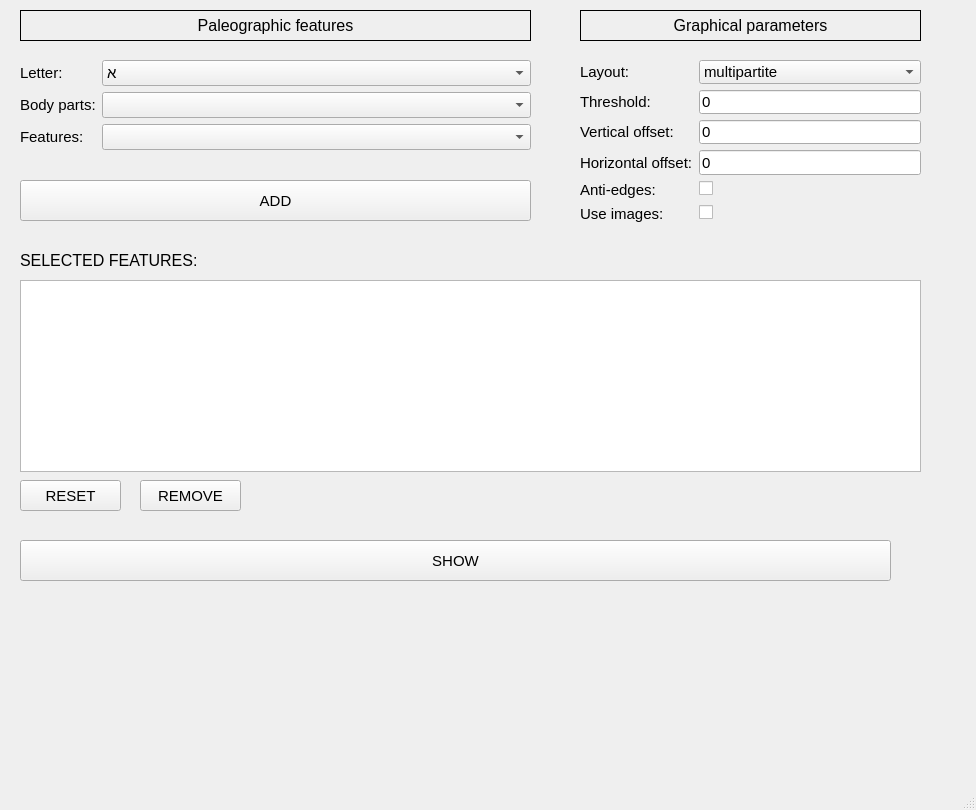
Eythan31/paleographic-networks, file SPARK-app.ui: the form before one commit.
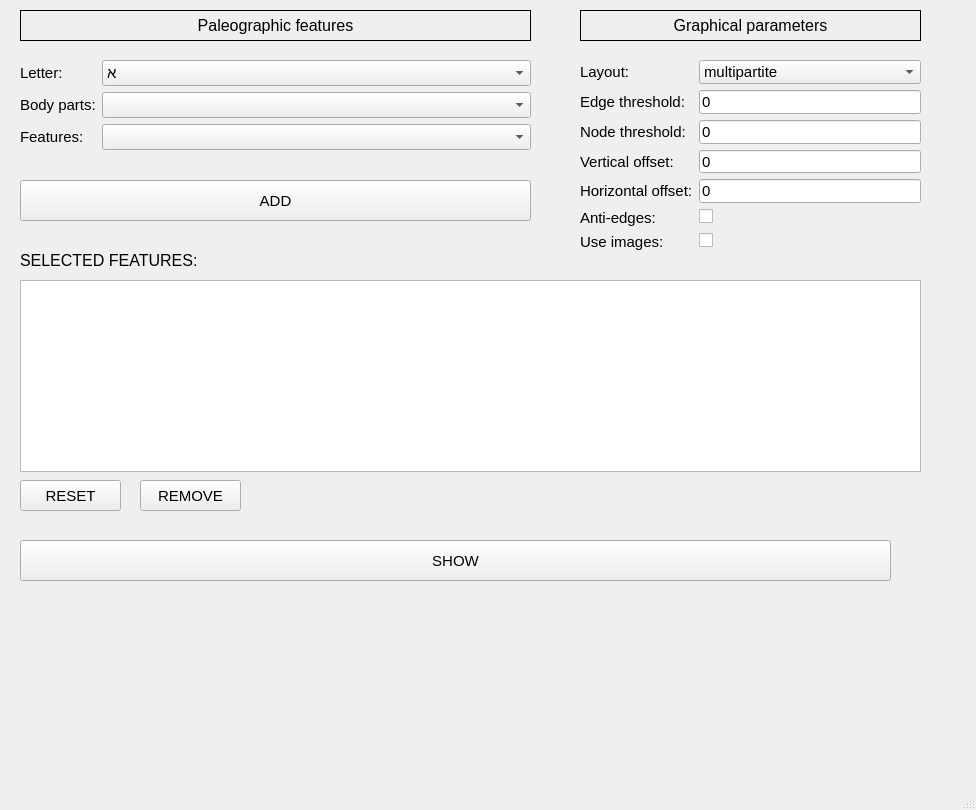
The form after the commit.

Commit message: Added vertex thresholds

Diff of the .ui file:
```diff
--- a/SPARK-app.ui
+++ b/SPARK-app.ui
@@ -107,7 +107,7 @@
       <x>580</x>
       <y>60</y>
       <width>341</width>
-      <height>163</height>
+      <height>191</height>
      </rect>
     </property>
     <layout class="QFormLayout" name="formLayout_2">
@@ -180,7 +180,7 @@
         </font>
        </property>
        <property name="text">
-        <string>Threshold:</string>
+        <string>Edge threshold:</string>
        </property>
       </widget>
      </item>
@@ -196,7 +196,7 @@
        </property>
       </widget>
      </item>
-     <item row="2" column="0">
+     <item row="3" column="0">
       <widget class="QLabel" name="verticalOffsetLabel">
        <property name="font">
         <font>
@@ -208,7 +208,7 @@
        </property>
       </widget>
      </item>
-     <item row="2" column="1">
+     <item row="3" column="1">
       <widget class="QLineEdit" name="verticalOffsetLineEdit">
        <property name="font">
         <font>
@@ -221,39 +221,6 @@
       </widget>
      </item>
      <item row="4" column="0">
-      <widget class="QLabel" name="antiEdgesLabel">
-       <property name="font">
-        <font>
-         <pointsize>11</pointsize>
-        </font>
-       </property>
-       <property name="text">
-        <string>Anti-edges:</string>
-       </property>
-      </widget>
-     </item>
-     <item row="4" column="1">
-      <widget class="QCheckBox" name="antiEdgesCheckBox">
-       <property name="font">
-        <font>
-         <pointsize>11</pointsize>
-        </font>
-       </property>
-      </widget>
-     </item>
-     <item row="3" column="1">
-      <widget class="QLineEdit" name="horizontalOffsetLineEdit">
-       <property name="font">
-        <font>
-         <pointsize>11</pointsize>
-        </font>
-       </property>
-       <property name="text">
-        <string>0</string>
-       </property>
-      </widget>
-     </item>
-     <item row="3" column="0">
       <widget class="QLabel" name="horizontalOffsetLabel">
        <property name="font">
         <font>
@@ -265,21 +232,78 @@
        </property>
       </widget>
      </item>
+     <item row="4" column="1">
+      <widget class="QLineEdit" name="horizontalOffsetLineEdit">
+       <property name="font">
+        <font>
+         <pointsize>11</pointsize>
+        </font>
+       </property>
+       <property name="text">
+        <string>0</string>
+       </property>
+      </widget>
+     </item>
      <item row="5" column="0">
-      <widget class="QLabel" name="useImagesLabel">
+      <widget class="QLabel" name="antiEdgesLabel">
        <property name="font">
         <font>
          <pointsize>11</pointsize>
         </font>
        </property>
        <property name="text">
-        <string>Use images:</string>
+        <string>Anti-edges:</string>
        </property>
       </widget>
      </item>
      <item row="5" column="1">
+      <widget class="QCheckBox" name="antiEdgesCheckBox">
+       <property name="font">
+        <font>
+         <pointsize>11</pointsize>
+        </font>
+       </property>
+      </widget>
+     </item>
+     <item row="6" column="1">
       <widget class="QCheckBox" name="useImagesCheckBox"/>
      </item>
+     <item row="6" column="0">
+      <widget class="QLabel" name="useImagesLabel">
+       <property name="font">
+        <font>
+         <pointsize>11</pointsize>
+        </font>
+       </property>
+       <property name="text">
+        <string>Use images:</string>
+       </property>
+      </widget>
+     </item>
+     <item row="2" column="0">
+      <widget class="QLabel" name="thresholdLabel_3">
+       <property name="font">
+        <font>
+         <pointsize>11</pointsize>
+        </font>
+       </property>
+       <property name="text">
+        <string>Node threshold:</string>
+       </property>
+      </widget>
+     </item>
+     <item row="2" column="1">
+      <widget class="QLineEdit" name="node_thresholdLineEdit">
+       <property name="font">
+        <font>
+         <pointsize>11</pointsize>
+        </font>
+       </property>
+       <property name="text">
+        <string>0</string>
+       </property>
+      </widget>
+     </item>
     </layout>
    </widget>
    <widget class="QWidget" name="formLayoutWidget_3">
```
The commit also changes 3 other files.
